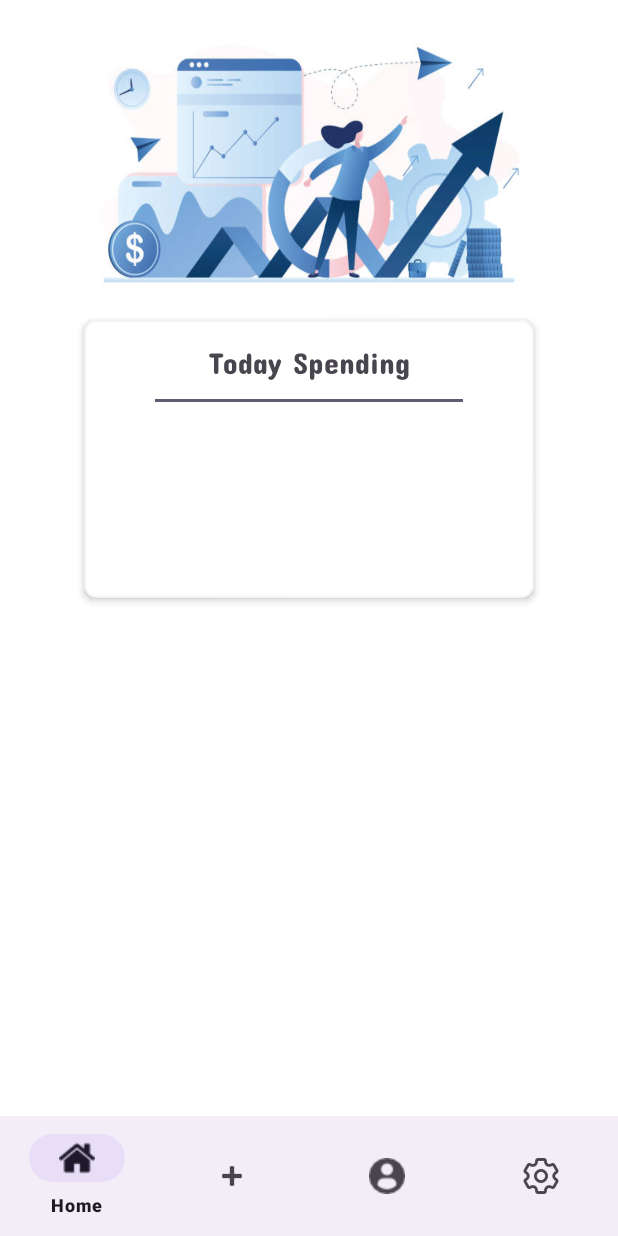
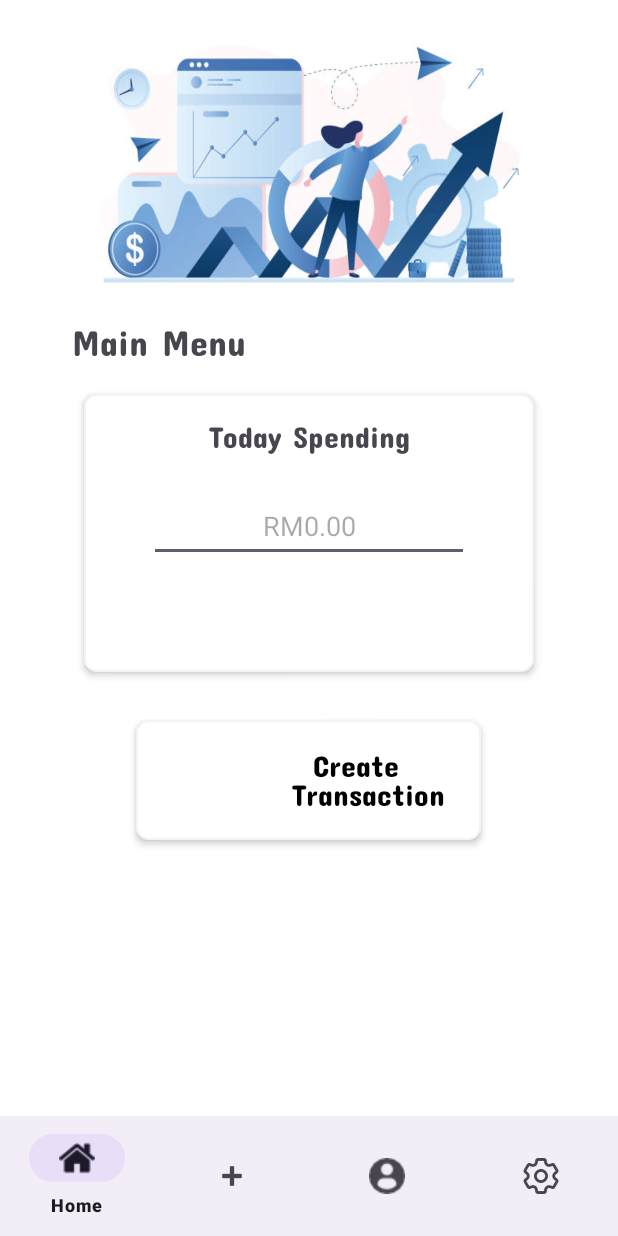
Before and after one commit to wjinggoh/Studicash_0703, an Android app: the HomeFragment screen opened directly, with no data from a screen before it, on a phone screen of 412 x 824 dp. Run offline under Robolectric (Android 15) with nearby library versions, the phone set to English and light mode, and no system bars; our stand-ins replace navigation-ui.

Commit message:
00724-17:47pm

```diff
--- a/app/src/main/res/layout/fragment_home.xml
+++ b/app/src/main/res/layout/fragment_home.xml
@@ -6,7 +6,6 @@
     android:layout_height="match_parent"
     android:background="#FFFFFF"
     tools:context=".HomeActivity">
-
 
     <Toolbar
         android:id="@+id/toolbar"
@@ -28,9 +27,10 @@
         android:padding="16dp"
         app:layout_constraintEnd_toEndOf="parent"
         app:layout_constraintStart_toStartOf="parent"
-        app:layout_constraintTop_toBottomOf="@+id/toolbar">
+        app:layout_constraintTop_toBottomOf="@+id/mainMenu">
 
         <TextView
+            android:id="@+id/textView3"
             android:layout_width="wrap_content"
             android:layout_height="wrap_content"
             android:fontFamily="@font/concert_one"
@@ -41,15 +41,58 @@
             app:layout_constraintTop_toTopOf="parent" />
 
         <EditText
-            android:id="@+id/editTextNumber"
+            android:id="@+id/todaySpendingAmt"
+            android:layout_width="wrap_content"
+            android:layout_height="48dp"
+            android:layout_marginTop="24dp"
+            android:ems="10"
+            android:hint="@string/spendhint"
+            android:inputType="number"
+            android:textAlignment="center"
+            app:layout_constraintEnd_toEndOf="parent"
+            app:layout_constraintStart_toStartOf="parent"
+            app:layout_constraintTop_toBottomOf="@+id/textView3" />
+
+
+    </androidx.constraintlayout.widget.ConstraintLayout>
+
+    <TextView
+        android:id="@+id/mainMenu"
+        android:layout_width="wrap_content"
+        android:layout_height="wrap_content"
+        android:layout_marginStart="48dp"
+        android:layout_marginTop="20dp"
+        android:fontFamily="@font/concert_one"
+        android:text="@string/mainMenuTitle"
+        android:textSize="24sp"
+        app:layout_constraintStart_toStartOf="parent"
+        app:layout_constraintTop_toBottomOf="@+id/toolbar" />
+
+    <androidx.constraintlayout.widget.ConstraintLayout
+        android:id="@+id/createTransactionbtn"
+        android:layout_width="230dp"
+        android:layout_height="80dp"
+        android:layout_marginTop="32dp"
+        android:background="@drawable/background_with_border_grey"
+        android:elevation="3dp"
+        app:layout_constraintEnd_toEndOf="parent"
+        app:layout_constraintHorizontal_bias="0.497"
+        app:layout_constraintStart_toStartOf="parent"
+        app:layout_constraintTop_toBottomOf="@+id/todaySpending">
+
+        <TextView
+            android:id="@+id/createtransactiontxt"
             android:layout_width="wrap_content"
             android:layout_height="wrap_content"
-            android:ems="10"
-            android:inputType="number"
+            android:layout_marginEnd="24dp"
+            android:fontFamily="@font/concert_one"
+            android:text="@string/add_create"
+            android:textAlignment="center"
+            android:textColor="#000000"
+            android:textSize="20sp"
+            app:layout_constraintBottom_toBottomOf="parent"
             app:layout_constraintEnd_toEndOf="parent"
-            app:layout_constraintStart_toStartOf="parent"
-            tools:layout_editor_absoluteY="60dp" />
-
+            app:layout_constraintTop_toTopOf="parent" />
 
     </androidx.constraintlayout.widget.ConstraintLayout>
 
--- a/app/src/main/res/values/strings.xml
+++ b/app/src/main/res/values/strings.xml
@@ -31,12 +31,14 @@
     <string name="add">Add</string>
 
     <!--mainmenu-->
+    <string name="mainMenuTitle">Main Menu</string>
     <string name="todayspending">Today Spending</string>
-    <string name="todayspent">RM0.00</string>
+    <string name="spendhint">RM0.00</string>
 
-    <!--add-->
-    <string name="add_title">Add Transactions</string>
+    <!--expensemanagement-->
+    <string name="add_title">Expenses Management</string>
     <string name="add_create">Create \n Transaction</string>
+    <string name="transactionhistory">Transaction History</string>
 
     <!--choosetransactiontype-->
     <string name="choose">Choose Transaction</string>
```
Also changed, not shown: app/src/main/java/my/edu/tarc/studicash_0703/AddExpenseActivity.kt (+43 -9 lines), app/src/main/java/my/edu/tarc/studicash_0703/Fragment/ChooseTransactionFragment.kt (+4 -3 lines), app/src/main/res/layout/activity_add_expense.xml (+15 -13 lines), app/src/main/res/layout/fragment_add.xml (+14 -0 lines), app/src/main/res/layout/fragment_profile.xml (+7 -1 lines), app/src/main/res/layout/transaction_history_row.xml (added, +65 -0 lines), app/src/main/res/drawable-mdpi/money.png (added), app/src/main/res/drawable-mdpi/transaction_history.png (added).
